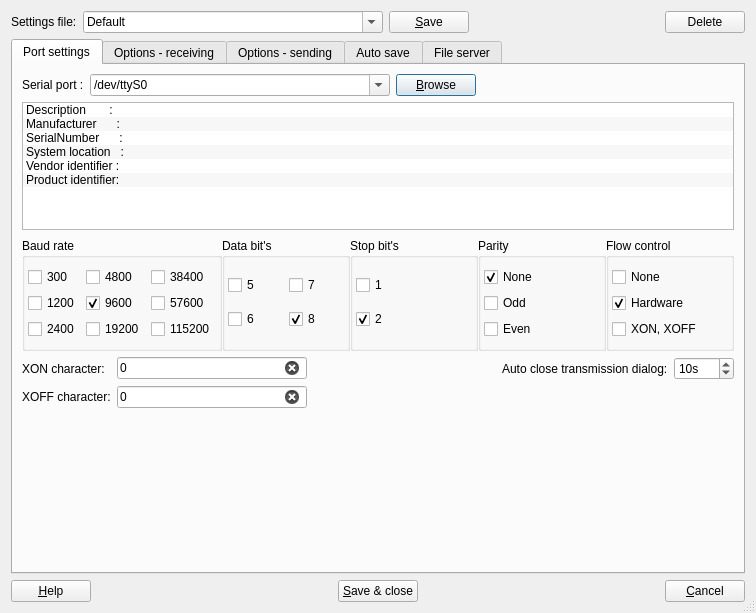
Above: src/serialportconfigdialog.ui from GCodeProjects/GCodeWorkShop before the change. Below: the same form after it.
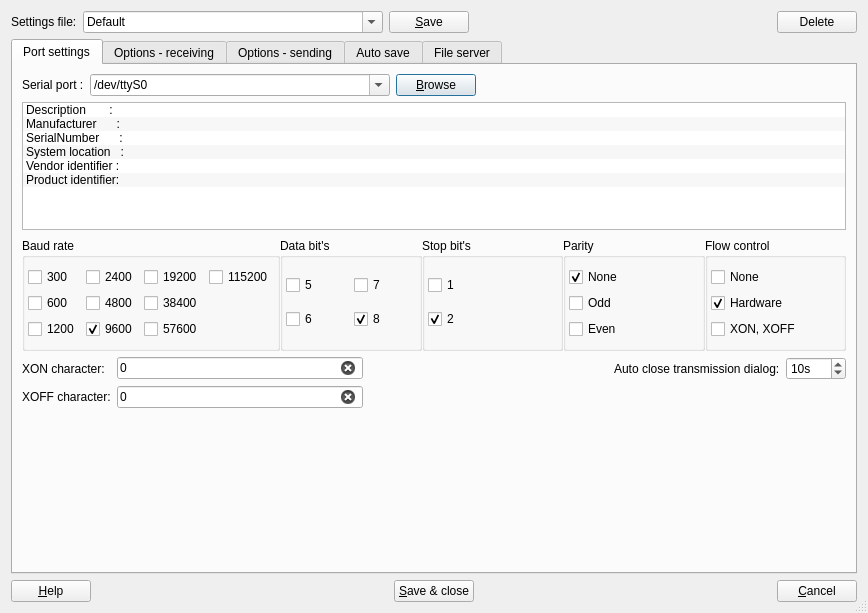
That is the form after the change. Icons and pictures are not drawn.

Commit message: Added 600 baud option in serial port configuration

What changed in the file:
```diff
--- a/src/serialportconfigdialog.ui
+++ b/src/serialportconfigdialog.ui
@@ -6,7 +6,7 @@
    <rect>
     <x>0</x>
     <y>0</y>
-    <width>756</width>
+    <width>868</width>
     <height>613</height>
    </rect>
   </property>
@@ -278,53 +278,20 @@
             <property name="rightMargin">
              <number>3</number>
             </property>
-            <item row="2" column="2">
-             <widget class="QCheckBox" name="b11CheckBox">
+            <item row="0" column="0">
+             <widget class="QCheckBox" name="b1CheckBox">
               <property name="text">
-               <string>115200</string>
+               <string>300</string>
               </property>
               <property name="autoExclusive">
                <bool>true</bool>
               </property>
              </widget>
             </item>
-            <item row="1" column="2">
-             <widget class="QCheckBox" name="b9CheckBox">
+            <item row="1" column="0">
+             <widget class="QCheckBox" name="b2CheckBox">
               <property name="text">
-               <string>57600</string>
-              </property>
-              <property name="autoExclusive">
-               <bool>true</bool>
-              </property>
-             </widget>
-            </item>
-            <item row="0" column="2">
-             <widget class="QCheckBox" name="b8CheckBox">
-              <property name="text">
-               <string>38400</string>
-              </property>
-              <property name="autoExclusive">
-               <bool>true</bool>
-              </property>
-             </widget>
-            </item>
-            <item row="2" column="1">
-             <widget class="QCheckBox" name="b7CheckBox">
-              <property name="text">
-               <string>19200</string>
-              </property>
-              <property name="autoExclusive">
-               <bool>true</bool>
-              </property>
-             </widget>
-            </item>
-            <item row="1" column="1">
-             <widget class="QCheckBox" name="b6CheckBox">
-              <property name="text">
-               <string>9600</string>
-              </property>
-              <property name="checked">
-               <bool>true</bool>
+               <string>600</string>
               </property>
               <property name="autoExclusive">
                <bool>true</bool>
@@ -332,16 +299,6 @@
              </widget>
             </item>
             <item row="0" column="1">
-             <widget class="QCheckBox" name="b5CheckBox">
-              <property name="text">
-               <string>4800</string>
-              </property>
-              <property name="autoExclusive">
-               <bool>true</bool>
-              </property>
-             </widget>
-            </item>
-            <item row="2" column="0">
              <widget class="QCheckBox" name="b4CheckBox">
               <property name="text">
                <string>2400</string>
@@ -351,7 +308,7 @@
               </property>
              </widget>
             </item>
-            <item row="1" column="0">
+            <item row="2" column="0">
              <widget class="QCheckBox" name="b3CheckBox">
               <property name="text">
                <string>1200</string>
@@ -361,10 +318,63 @@
               </property>
              </widget>
             </item>
-            <item row="0" column="0">
-             <widget class="QCheckBox" name="b1CheckBox">
+            <item row="1" column="1">
+             <widget class="QCheckBox" name="b5CheckBox">
               <property name="text">
-               <string>300</string>
+               <string>4800</string>
+              </property>
+              <property name="autoExclusive">
+               <bool>true</bool>
+              </property>
+             </widget>
+            </item>
+            <item row="2" column="1">
+             <widget class="QCheckBox" name="b6CheckBox">
+              <property name="text">
+               <string>9600</string>
+              </property>
+              <property name="checked">
+               <bool>true</bool>
+              </property>
+              <property name="autoExclusive">
+               <bool>true</bool>
+              </property>
+             </widget>
+            </item>
+            <item row="0" column="2">
+             <widget class="QCheckBox" name="b7CheckBox">
+              <property name="text">
+               <string>19200</string>
+              </property>
+              <property name="autoExclusive">
+               <bool>true</bool>
+              </property>
+             </widget>
+            </item>
+            <item row="1" column="2">
+             <widget class="QCheckBox" name="b8CheckBox">
+              <property name="text">
+               <string>38400</string>
+              </property>
+              <property name="autoExclusive">
+               <bool>true</bool>
+              </property>
+             </widget>
+            </item>
+            <item row="2" column="2">
+             <widget class="QCheckBox" name="b9CheckBox">
+              <property name="text">
+               <string>57600</string>
+              </property>
+              <property name="autoExclusive">
+               <bool>true</bool>
+              </property>
+             </widget>
+            </item>
+            <item row="0" column="3">
+             <widget class="QCheckBox" name="b11CheckBox">
+              <property name="text">
+               <string>115200</string>
               </property>
               <property name="autoExclusive">
                <bool>true</bool>
```
The commit also changes 2 other files.
